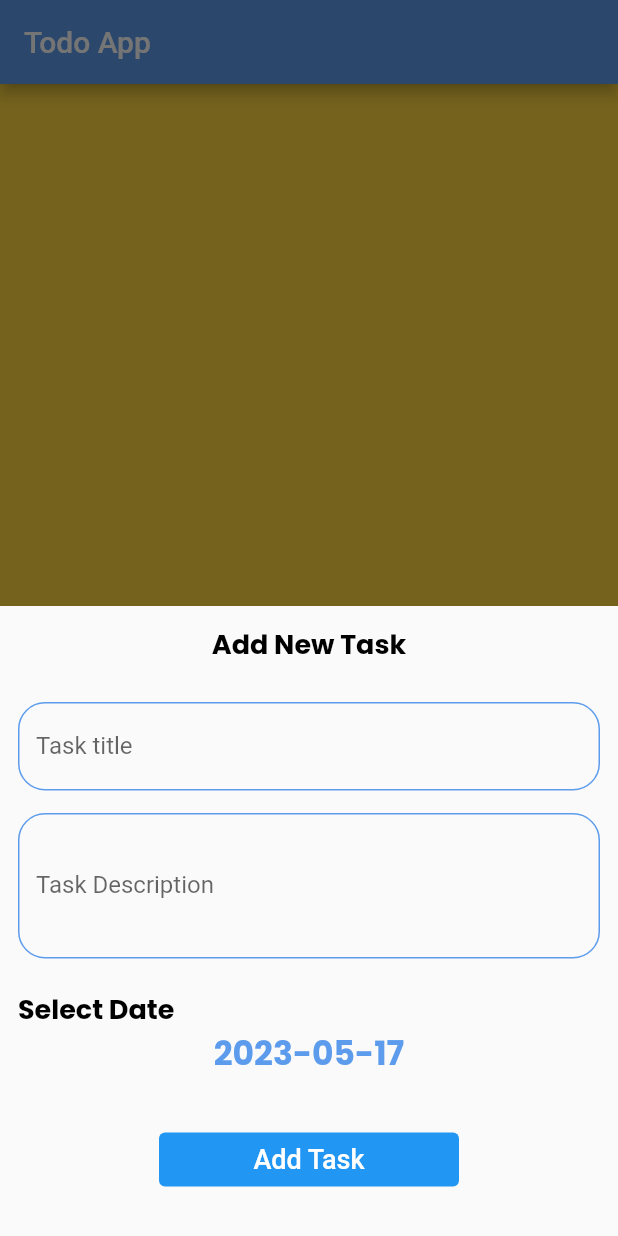
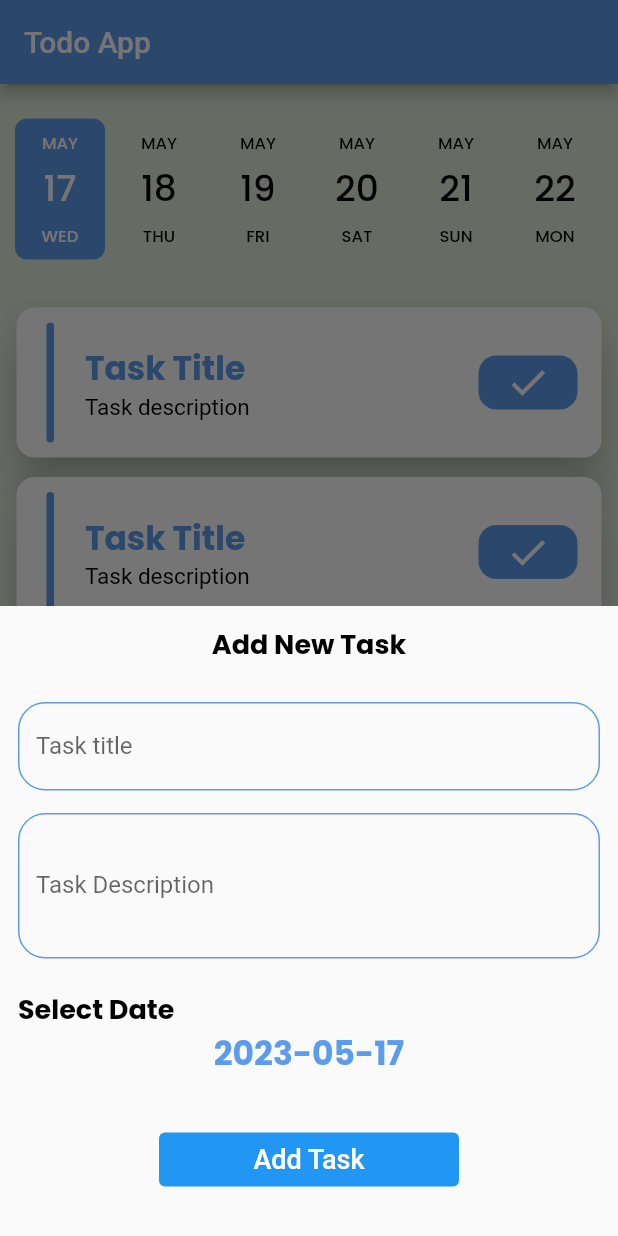
Before and after one commit to helmysherif/flutterTodoApp, a Flutter app: the screen it shows after launch, after a tap on the "add" icon, on a phone screen of 412 x 824 dp. Run offline on Flutter 3.47's test engine with Material 2 defaults, Android fonts, the phone set to English and light mode, and no system bars; drawn by our look-alikes of date_picker_timeline; our stand-ins replace firebase_core, google_fonts; accounts and stored records are empty.

```diff
--- a/lib/home_layout/home_screen.dart
+++ b/lib/home_layout/home_screen.dart
@@ -73,7 +73,7 @@ class _HomeLayoutState extends State<HomeLayout> {
         builder: (context) => Padding(
               padding: EdgeInsets.only(
                   bottom: MediaQuery.of(context).viewInsets.bottom),
-              child: AddTaskBottomSheet(),
+              child: const AddTaskBottomSheet(),
             ),
         isScrollControlled: true);
   }
--- a/lib/main.dart
+++ b/lib/main.dart
@@ -1,9 +1,15 @@
+import 'package:firebase_core/firebase_core.dart';
 import 'package:flutter/material.dart';
 import 'package:todo_app/styles/my_themes.dart';
 import 'package:todo_app/home_layout/home_screen.dart';
 import 'package:todo_app/splash_layout/splash_screen.dart';
+import 'firebase_options.dart';
 
-void main() {
+void main() async {
+  WidgetsFlutterBinding.ensureInitialized();
+  await Firebase.initializeApp(
+    options: DefaultFirebaseOptions.currentPlatform,
+  );
   runApp(const MyApp());
 }
 
--- a/lib/screens/tasks.dart
+++ b/lib/screens/tasks.dart
@@ -1,12 +1,49 @@
+import 'package:date_picker_timeline/date_picker_widget.dart';
 import 'package:flutter/material.dart';
+import 'package:todo_app/screens/widgets/task_item.dart';
+import 'package:todo_app/styles/app_colors.dart';
 
-class TasksTab extends StatelessWidget {
+class TasksTab extends StatefulWidget {
   const TasksTab({Key? key}) : super(key: key);
 
   @override
+  State<TasksTab> createState() => _TasksTabState();
+}
+
+class _TasksTabState extends State<TasksTab> {
+  DateTime date = DateTime.now();
+
+  @override
   Widget build(BuildContext context) {
-    return Container(
-      color: Colors.amberAccent,
+    return Column(
+      children: [
+        const SizedBox(height: 20),
+        Padding(
+          padding: const EdgeInsets.symmetric(horizontal: 7),
+          child: DatePicker(
+            DateTime.now(),
+            initialSelectedDate: DateTime.now(),
+            selectionColor: lightColor,
+            height: 100,
+            inactiveDates: [DateTime.now().add(Duration(days: 2))],
+            selectedTextColor: Colors.white,
+            onDateChange: (newDate) {
+              setState(() {
+                date = newDate;
+              });
+            },
+          ),
+        ),
+        const SizedBox(height: 20),
+        Expanded(
+          child: ListView.builder(
+            itemBuilder: (context, index) {
+              return TaskItem();
+            },
+            itemCount: 10,
+          ),
+        )
+      ],
     );
   }
 }
--- a/lib/screens/widgets/add_task_buttom_sheet.dart
+++ b/lib/screens/widgets/add_task_buttom_sheet.dart
@@ -1,17 +1,14 @@
 import 'package:flutter/material.dart';
 import 'package:todo_app/styles/app_colors.dart';
-
 class AddTaskBottomSheet extends StatefulWidget {
-  AddTaskBottomSheet({Key? key}) : super(key: key);
+  const AddTaskBottomSheet({Key? key}) : super(key: key);
 
   @override
   State<AddTaskBottomSheet> createState() => _AddTaskBottomSheetState();
 }
-
 class _AddTaskBottomSheetState extends State<AddTaskBottomSheet> {
   var formKey = GlobalKey<FormState>();
   String selected = DateTime.now().toString().substring(0, 10);
-
   @override
   Widget build(BuildContext context) {
     return Padding(
--- /dev/null
+++ b/lib/screens/widgets/task_item.dart
@@ -0,0 +1,59 @@
+import 'package:flutter/material.dart';
+import 'package:todo_app/styles/app_colors.dart';
+
+class TaskItem extends StatelessWidget {
+  const TaskItem({Key? key}) : super(key: key);
+
+  @override
+  Widget build(BuildContext context) {
+    return Padding(
+      padding: const EdgeInsets.only(left: 7, right: 7, top: 5),
+      child: Card(
+        elevation: 12,
+        shape: OutlineInputBorder(
+            borderRadius: BorderRadius.circular(12),
+            borderSide: const BorderSide(color: Colors.transparent)),
+        child: Row(
+          // mainAxisAlignment: MainAxisAlignment.spaceEvenly,
+          children: [
+            Container(
+              height: 80,
+              width: 5,
+              margin: const EdgeInsets.only(top: 10, bottom: 10, left: 20),
+              decoration: BoxDecoration(
+                  color: lightColor, borderRadius: BorderRadius.circular(12)),
+            ),
+            SizedBox(width: MediaQuery.of(context).size.width * 0.05),
+            Column(
+              crossAxisAlignment: CrossAxisAlignment.start,
+              children: [
+                Text(
+                  "Task Title",
+                  style: Theme.of(context)
+                      .textTheme
+                      .bodyLarge!
+                      .copyWith(color: lightColor),
+                ),
+                Text(
+                  "Task description",
+                  style: Theme.of(context)
+                      .textTheme
+                      .bodySmall!
+                      .copyWith(fontSize: 15),
+                )
+              ],
+            ),
+            const Spacer(),
+            Container(
+                margin: const EdgeInsets.only(right: 16),
+                padding:
+                    const EdgeInsets.symmetric(horizontal: 18, vertical: 3),
+                decoration: BoxDecoration(
+                    color: lightColor, borderRadius: BorderRadius.circular(12)),
+                child: const Icon(Icons.done, color: Colors.white, size: 30))
+          ],
+        ),
+      ),
+    );
+  }
+}
--- a/pubspec.yaml
+++ b/pubspec.yaml
@@ -31,6 +31,9 @@ dependencies:
   flutter:
     sdk: flutter
   google_fonts: ^4.0.4
+  date_picker_timeline: ^1.2.3
+  firebase_core: ^2.13.0
+  cloud_firestore: ^4.7.1
 
 
   # The following adds the Cupertino Icons font to your application.
```
Also changed, not shown: lib/firebase_options.dart (added), pubspec.lock, 4 other files.
